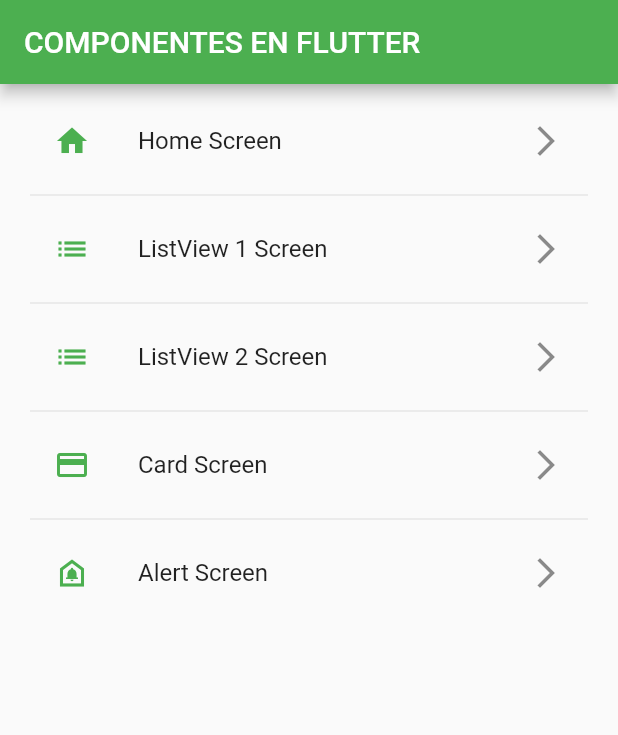
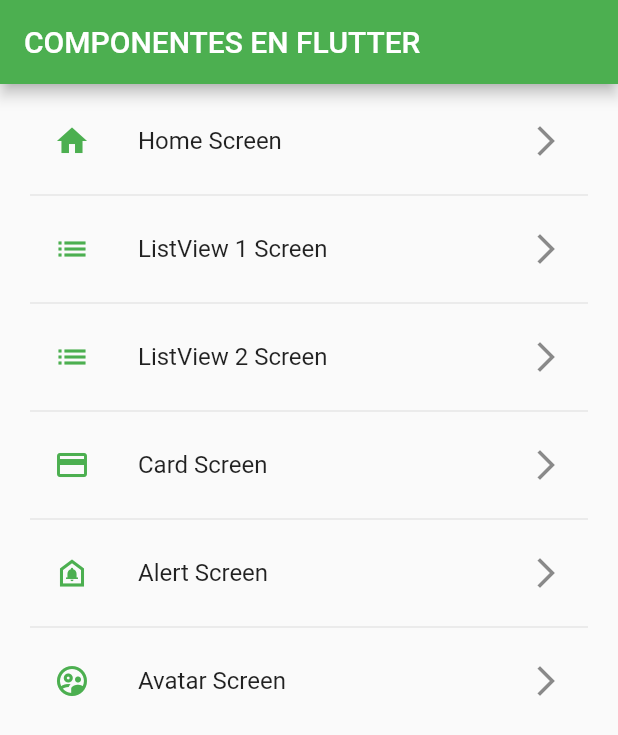
Before and after one commit to juanfranciscocis/FLUTTER-COMPONENTS, a Flutter app: the screen it shows after launch, on a phone screen of 412 x 824 dp. Shown: the top 735 px of the screen. Run offline on Flutter 3.47's test engine with Material 2 defaults, Android fonts, the light colour scheme and no system bars.

Commit message:
CIRCLE AVATAR

```diff
--- a/lib/router/app_routes.dart
+++ b/lib/router/app_routes.dart
@@ -5,6 +5,7 @@ import 'package:fl_components_new/models/models.dart';
 import 'package:flutter/material.dart';
 
 import '../screens/alert_screen.dart';
+import '../screens/avatar_screen.dart';
 import '../screens/card_screen.dart';
 import '../screens/home_screen.dart';
 import '../screens/listview1_screen.dart';
@@ -21,6 +22,7 @@ class AppRoutes{
     MenuOption(route: 'listView2', icon: Icons.list, name: 'ListView 2 Screen', screen: ListView2Screen()),
     MenuOption(route: 'card', icon: Icons.credit_card, name: 'Card Screen', screen: CardScreen()),
     MenuOption(route: 'alert', icon: Icons.doorbell_outlined, name: 'Alert Screen', screen: AlertScreen()),
+    MenuOption(route: 'avatar', icon: Icons.supervised_user_circle_outlined, name: 'Avatar Screen', screen: AvatarScreen()),
   ];
 
 /*  static  Map<String,Widget Function(BuildContext)>routes= {
--- a/lib/screens/screens.dart
+++ b/lib/screens/screens.dart
@@ -0,0 +1,6 @@
+export 'package:fl_components_new/screens/avatar_screen.dart';
+export 'package:fl_components_new/screens/alert_screen.dart';
+export 'package:fl_components_new/screens/card_screen.dart';
+export 'package:fl_components_new/screens/home_screen.dart';
+export 'package:fl_components_new/screens/listview1_screen.dart';
+export 'package:fl_components_new/screens/listview2_screen.dart';
--- a/lib/widgets/custom_card_type_2.dart
+++ b/lib/widgets/custom_card_type_2.dart
@@ -38,7 +38,7 @@ class CustomCard2 extends StatelessWidget{
                 width: double.infinity, //width of the card
                 height: 230, //height of the card
                 fit: BoxFit.cover, //fit the image in the card
-                fadeInDuration: const Duration(milliseconds: 200), //duration of the fade in animation
+                //fadeInDuration: const Duration(milliseconds: 200), //duration of the fade in animation
               ),
 
               if(name != null)
```
Also changed, not shown: lib/screens/avatar_screen.dart (added, +34 -0 lines), 2 other files.
